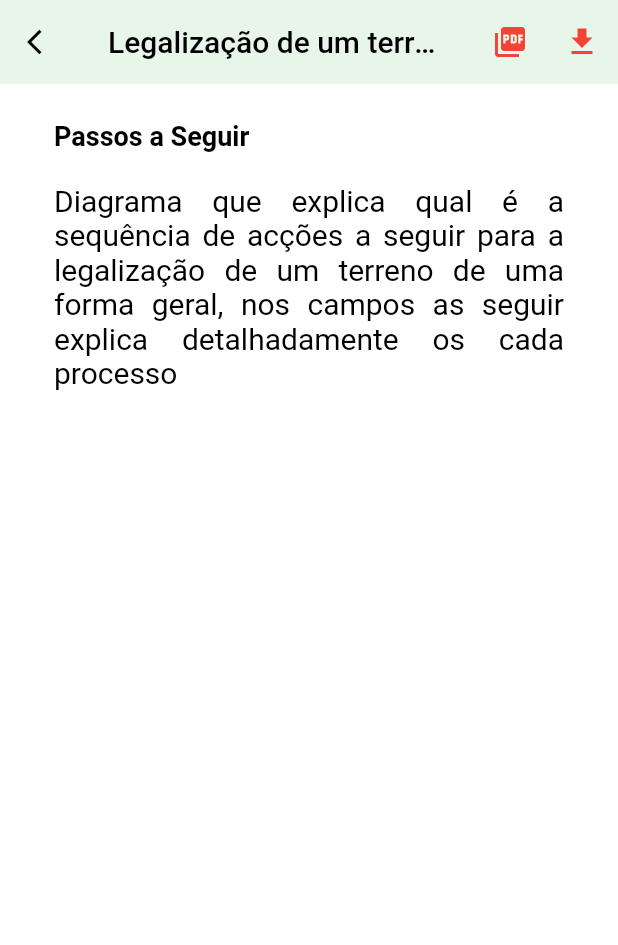
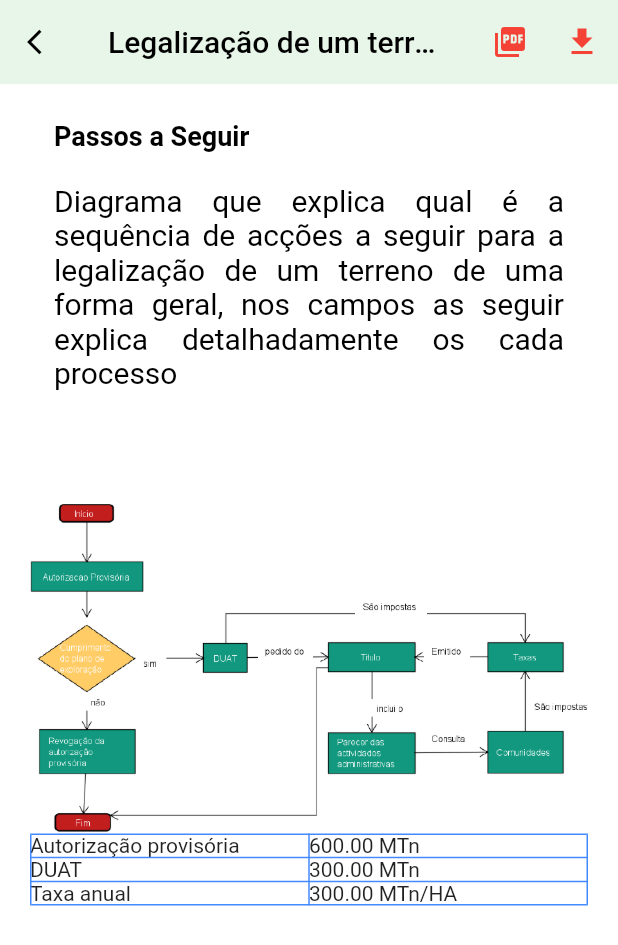
Before and after one commit to Carluxa/Projecto-Final-Curso, a Flutter app: the screen it shows after launch, after a tap on "Legalizacao do Terreno", on a phone screen of 412 x 824 dp. Shown: the top 945 px of the screen. Run offline on Flutter 3.47's test engine with Material 2 defaults, Android fonts, the light colour scheme and no system bars; our stand-ins replace cloud_firestore, custom_navigation_bar, file_picker, firebase_auth, firebase_core, firebase_storage and 5 more; missing offline and left inert: autocomplete_textfield, flutter_pdfview; accounts and stored records are empty.

Commit message:
Projecto de conclusao do curso

```diff
--- a/lib/views/Documentos/TextDocuments.dart
+++ b/lib/views/Documentos/TextDocuments.dart
@@ -1,22 +1,30 @@
 import 'package:flutter/material.dart';
 import 'package:projecto_licenciatura/views/constantsFields.dart';
 
-class TextDocuments extends StatelessWidget {
+class TextDocuments extends StatefulWidget {
   final String text1,textTitle,titletext1;
   final String text2,titletext2;
   final Function onpressedPdf;
   final Function downLoad;
-  const TextDocuments({Key key,this.text1,this.onpressedPdf,this.downLoad,this.textTitle,this.titletext1, this.text2,this.titletext2}) : super(key: key);
+  final Table tb;
+  final String diagrama;
+  const TextDocuments({Key key,this.text1,this.onpressedPdf,this.downLoad,this.textTitle,this.titletext1, this.text2,this.titletext2,this.tb,this.diagrama}) : super(key: key);
+
+  @override
+  _TextDocumentsState createState() => _TextDocumentsState();
+}
+
+class _TextDocumentsState extends State<TextDocuments> {
 
   @override
   Widget build(BuildContext context) {
     return Scaffold(
        appBar: Constants.globalAppBar( context,
         title: Text(
-            textTitle, style: TextStyle( color: Colors.black )),
+            widget.textTitle, style: TextStyle( color: Colors.black )),
        action:[ Row(
          children: [
-           IconButton(icon: Icon(Icons.picture_as_pdf,color: Colors.red,), onPressed:onpressedPdf),
+           IconButton(icon: Icon(Icons.picture_as_pdf,color: Colors.red,), onPressed:widget.onpressedPdf),
            IconButton(icon: Icon(Icons.download_sharp,color: Colors.red,), onPressed: (){} //downLoad
            ),
          ],
@@ -30,12 +38,36 @@ class TextDocuments extends StatelessWidget {
                   crossAxisAlignment: CrossAxisAlignment.start,
                   children: [
                     ListTile(
-                        title: Text(titletext1,textAlign:TextAlign.justify, style: TextStyle(color: Colors.black,fontSize: 18,fontWeight: FontWeight.bold),),
-                        subtitle: Text(text1,textAlign:TextAlign.justify, style: TextStyle(color: Colors.black,fontSize: 20),),
+                        title: Text(widget.titletext1,textAlign:TextAlign.justify, style: TextStyle(color: Colors.black,fontSize: 18,fontWeight: FontWeight.bold),),
+                        subtitle: Text(widget.text1,textAlign:TextAlign.justify, style: TextStyle(color: Colors.black,fontSize: 20),),
                     ),
                     ListTile(
-                      title: Text(titletext2,textAlign:TextAlign.justify, style: TextStyle(color: Colors.black,fontSize: 18,fontWeight: FontWeight.bold),),
-                        subtitle: Text(text2,textAlign:TextAlign.justify, style: TextStyle(color: Colors.black,fontSize: 20),)),
+                      title: Text(widget.titletext2,textAlign:TextAlign.justify, style: TextStyle(color: Colors.black,fontSize: 18,fontWeight: FontWeight.bold),),
+                        subtitle: Text(widget.text2,textAlign:TextAlign.justify, style: TextStyle(color: Colors.black,fontSize: 20),)),
+                       widget.diagrama!=null?Image.asset(widget.diagrama):Container(),
+                       Table(
+                         defaultColumnWidth: FlexColumnWidth(.6),
+                         border: TableBorder.all(color: Colors.blueAccent),
+                         children: [
+                           TableRow(
+                             children: [
+                               SizedBox(width:20,child: Text("Autorização provisória")),
+                               Text('600.00 MTn'),
+                             ]),
+                           TableRow(
+                             children: [
+                               Text('DUAT'),
+                               Text('300.00 MTn'),
+                             ]
+                           ),
+                           TableRow(
+                             children: [
+                               Text('Taxa anual'),
+                               Text('300.00 MTn/HA'),
+                             ]
+                           )
+                         ],
+                       )
                   ],
                 ),
               ),
--- a/lib/views/Documentos/documentos_view.dart
+++ b/lib/views/Documentos/documentos_view.dart
@@ -194,6 +194,7 @@ class _document_viewState extends State<document_view> {
                                                         .loadAsset( path );
                                                     openPDF(context, file );
                                                   },
+                                                diagrama: "assets/images/diagramaPng.png",
                                                  )));
                                                 },
                                                 child:
--- a/lib/views/Login/Setup_login/SetUpCadastros/SignUp.dart
+++ b/lib/views/Login/Setup_login/SetUpCadastros/SignUp.dart
@@ -58,7 +58,6 @@ class _SignUpState extends State<SignUp> {
                                                 20.0 ), ),
                                           child: ListView(
                                             children:[
-
                                               Padding(padding: EdgeInsets.all( 16.0 ),
                                               child:Container(
                                                   child: Column(
```
Also changed, not shown: assets/images/diagramaPng.png (added).
